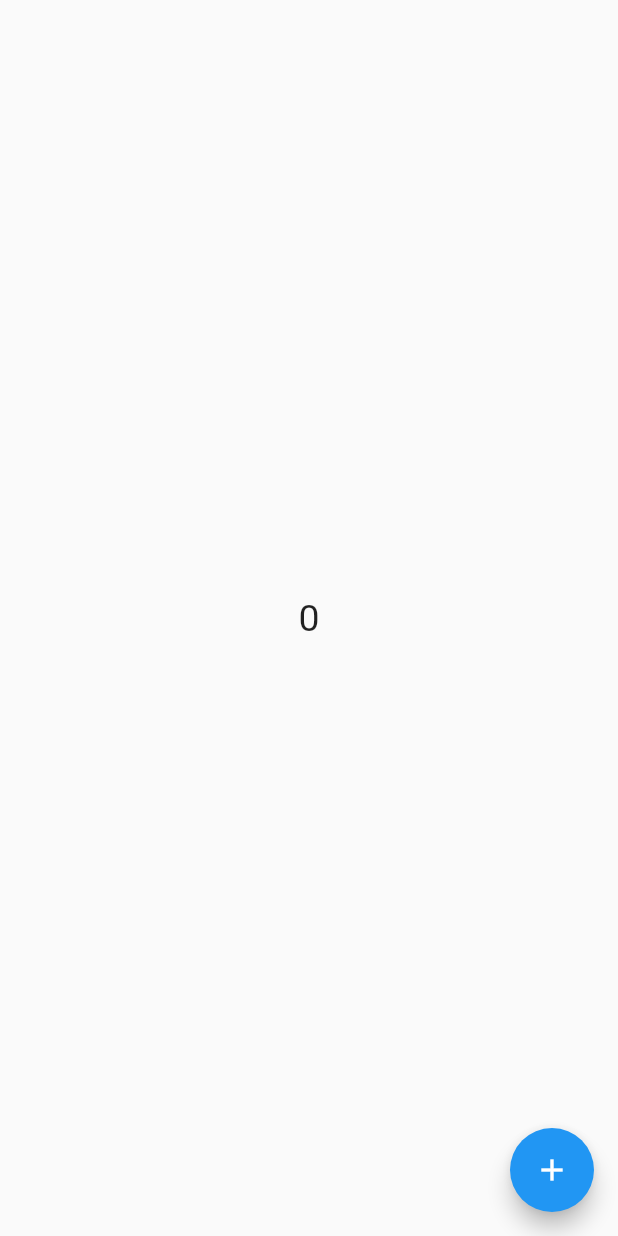
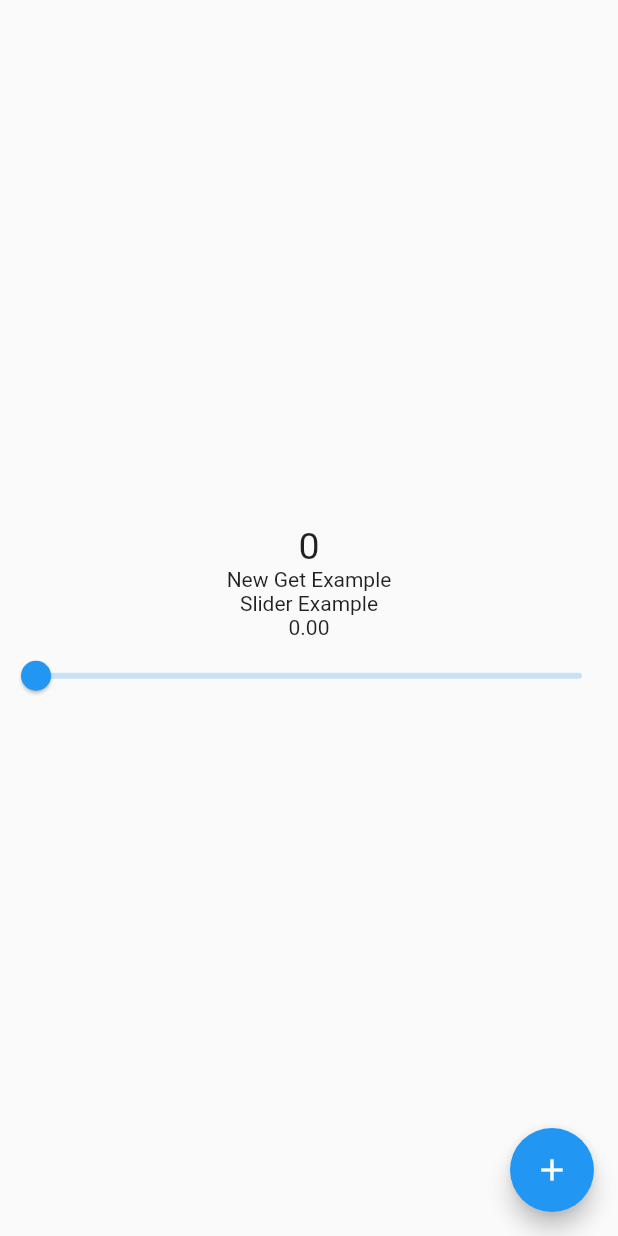
Before and after one commit to MuhammadiHadi/get_x, a Flutter app: the screen it shows after launch, after a tap on "Conter Example", on a phone screen of 412 x 824 dp. Run offline on Flutter 3.47's test engine with Material 2 defaults, Android fonts, the phone set to English and light mode, and no system bars; our stand-ins replace get, scroll_to_index.

```diff
--- /dev/null
+++ b/lib/get_conttroller/get_slider.dart
@@ -0,0 +1,10 @@
+import 'package:get/get.dart';
+
+class SliderConttroller extends GetxController {
+  RxDouble slider = 0.0.obs;
+
+  void Slider(value) {
+    slider.value = value;
+    print("$slider");
+  }
+}
--- a/lib/view/get_conuter_example.dart
+++ b/lib/view/get_conuter_example.dart
@@ -1,10 +1,8 @@
-import 'dart:async';
-
 import 'package:flutter/material.dart';
 import 'package:get/get.dart';
-import 'package:get/get_core/src/get_main.dart';
 
 import '../get_conttroller/get_conuter.dart';
+import '../get_conttroller/get_slider.dart';
 
 class Counter extends StatefulWidget {
   const Counter({Key? key}) : super(key: key);
@@ -25,17 +23,37 @@ class _CounterState extends State<Counter> {
   }
 
   final CounterConttroller conttroller = Get.put(CounterConttroller());
-
+  final SliderConttroller _conttroller = Get.put(SliderConttroller());
+  double _value = 0;
   @override
   Widget build(BuildContext context) {
     print("counter");
     return Scaffold(
-      body: Center(child: Obx(() {
-        return Text(
-          conttroller.Count.toString(),
-          style: TextStyle(fontSize: 25),
-        );
-      })),
+      body: Center(
+          child: Column(
+        mainAxisAlignment: MainAxisAlignment.center,
+        children: [
+          Obx(() {
+            return Text(
+              conttroller.Count.toString(),
+              style: TextStyle(fontSize: 25),
+            );
+          }),
+          Text("New Get Example"),
+          Text("Slider Example"),
+          Obx(() => Column(
+                children: [
+                  Text("${_conttroller.slider.toStringAsFixed(2)}"),
+                  Slider(
+                      max: 100,
+                      value: _conttroller.slider.toDouble(),
+                      onChanged: (val) {
+                        _conttroller.Slider(val);
+                      })
+                ],
+              ))
+        ],
+      )),
       floatingActionButton: FloatingActionButton(
         child: Icon(Icons.add),
         onPressed: () {
--- a/lib/view/home.dart
+++ b/lib/view/home.dart
@@ -3,6 +3,7 @@ import 'package:get/get.dart';
 import 'package:get/get_core/src/get_main.dart';
 import 'package:get_x/view/get_conuter_example.dart';
 import 'package:get_x/view/language.dart';
+import 'package:get_x/view/list_view/auto_scrol_view.dart';
 
 import 'first_view.dart';
 
@@ -88,6 +89,11 @@ class _HomeState extends State<Home> {
                   Get.to(Counter());
                 },
                 child: Text("Conter Example")),
+            TextButton(
+                onPressed: () {
+                  Get.to(AutoList());
+                },
+                child: Text("AutoList Example")),
           ],
         ),
       ),
--- a/pubspec.yaml
+++ b/pubspec.yaml
@@ -37,6 +37,7 @@ dependencies:
   # Use with the CupertinoIcons class for iOS style icons.
   cupertino_icons: ^1.0.2
   get:
+  scroll_to_index: ^3.0.1
 
 dev_dependencies:
   flutter_test:
```
Also changed, not shown: lib/utils/fun.dart (added, +9 -0 lines), lib/view/list_view/auto_scrol_view.dart (added, +64 -0 lines), pubspec.lock.
